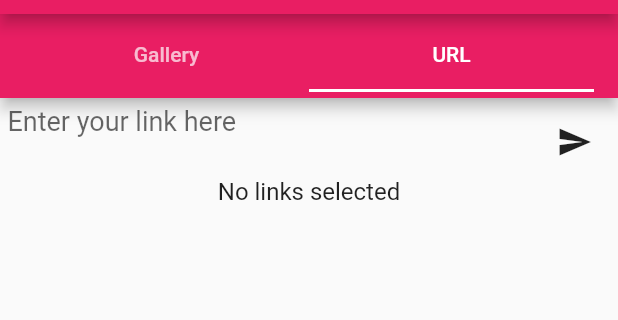
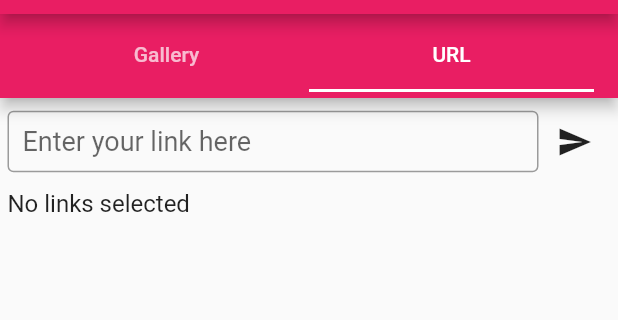
Before and after one commit to DarkoGNU/Waifu2xFlutter, a Flutter app: the screen it shows after launch, tab 2 chosen, on a phone screen of 412 x 824 dp, the part 70-390 px from its top. Run offline on Flutter 3.47's test engine with Material 2 defaults, Android fonts, the phone set to English and light mode, and no system bars; our stand-ins replace image_picker, validators.

Commit message:
Url picking almost done

```diff
--- a/lib/Pickers/url_picker.dart
+++ b/lib/Pickers/url_picker.dart
@@ -10,7 +10,7 @@ class UrlPicker extends StatefulWidget {
 
 class _UrlPickerState extends State<UrlPicker>
     with AutomaticKeepAliveClientMixin {
-  Set<String> _links = {};
+  final Set<String> _links = {};
 
   @override
   bool get wantKeepAlive => _links.isNotEmpty;
@@ -41,6 +41,12 @@ class _UrlPickerState extends State<UrlPicker>
     });
   }
 
+  void _clearLinks() {
+    setState(() {
+      _links.clear();
+    });
+  }
+
   @override
   Widget build(BuildContext context) {
     super.build(context);
@@ -50,14 +56,16 @@ class _UrlPickerState extends State<UrlPicker>
       child: Column(
         children: [
           Row(
-            crossAxisAlignment: CrossAxisAlignment.start,
             children: [
               Flexible(
                 child: TextField(
                   controller: _textController,
                   onSubmitted: _addUrl,
-                  decoration:
-                      const InputDecoration.collapsed(hintText: 'Enter your link here'),
+                  decoration: const InputDecoration(
+                      hintText: 'Enter your link here',
+                      border: OutlineInputBorder(),
+                      isDense: true,
+                      contentPadding: EdgeInsets.all(10.0)),
                 ),
               ),
               IconButton(
@@ -66,7 +74,44 @@ class _UrlPickerState extends State<UrlPicker>
               ),
             ],
           ),
-          Text(_countString),
+          const SizedBox(height: 5.0),
+          Builder(builder: (context) {
+            if (_links.isNotEmpty) {
+              return Row(
+                children: [
+                  Flexible(
+                    child: Text(_countString),
+                  ),
+                  const SizedBox(width: 10),
+                  SizedBox(
+                    height: 25,
+                    child: MaterialButton(
+                      color: Colors.blue,
+                      child: const Text("Show"),
+                      onPressed: _clearLinks,
+                    ),
+                  ),
+                  const SizedBox(width: 10),
+                  SizedBox(
+                    height: 25,
+                    child: MaterialButton(
+                      color: Colors.blue,
+                      child: const Text("Clear"),
+                      onPressed: _clearLinks,
+                    ),
+                  ),
+                ],
+              );
+            } else {
+              return SizedBox(
+                height: 25,
+                child: Align(
+                  alignment: Alignment.centerLeft,
+                  child: Text(_countString),
+                ),
+              );
+            }
+          }),
         ],
       ),
     );
```
